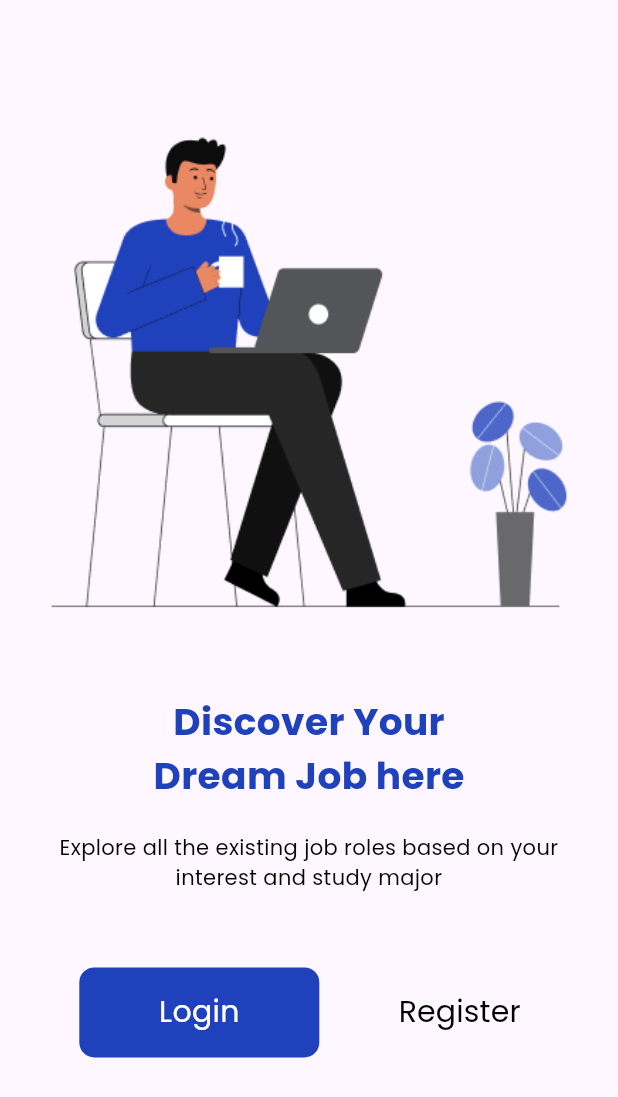
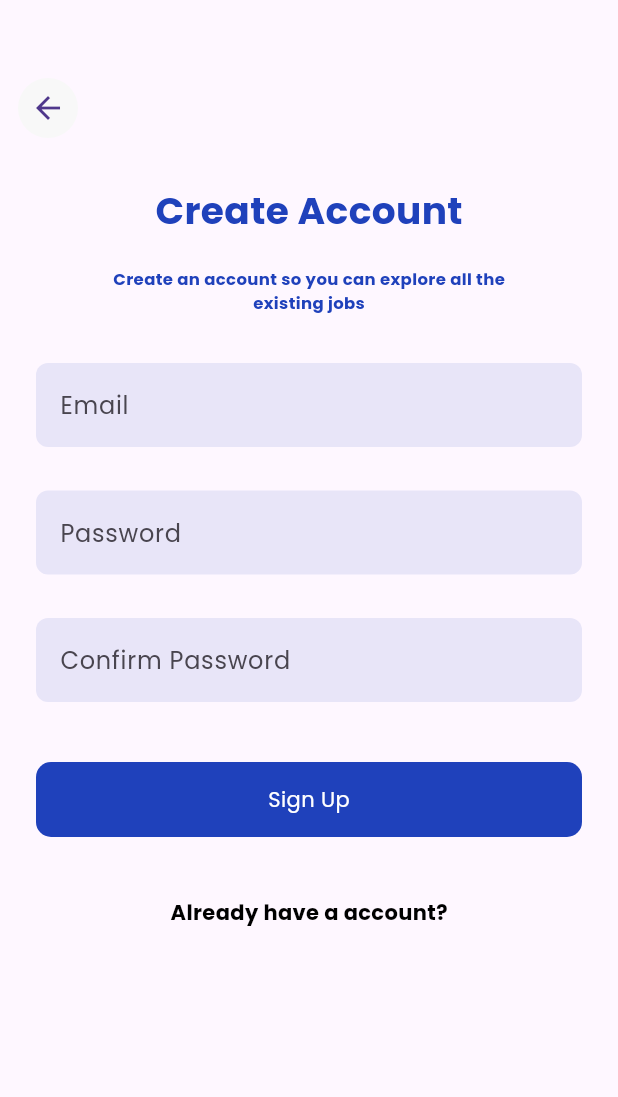
Before and after one commit to SRHridoy/E-Commerce-App-Using-Flutter-Firebase, a Flutter app: the screen it shows after launch, on a phone screen of 412 x 824 dp. Shown: the top 1097 px of the screen. Run offline on Flutter 3.47's test engine with Material 3 defaults, Android fonts, the phone set to English and light mode, and no system bars; our stand-ins replace gap.

Commit message:
Feat: new login and register screen feature added...

```diff
--- a/lib/const/all_colors.dart
+++ b/lib/const/all_colors.dart
@@ -6,4 +6,5 @@ class AllColors{
   static final whiteColor = Color(0xffffffff);
   static final blackColor = Color(0xff000000);
   static final starColor = Color(0xffFCBF0C);
+  static final transparentColor= Colors.transparent;
 }
--- a/lib/main.dart
+++ b/lib/main.dart
@@ -1,3 +1,5 @@
+import 'package:e_commerce_app/screens/login_screen.dart';
+import 'package:e_commerce_app/screens/register_screen.dart';
 import 'package:e_commerce_app/screens/splash_screen.dart';
 import 'package:e_commerce_app/screens/welcome_screen.dart';
 import 'package:flutter/material.dart';
@@ -16,7 +18,7 @@ class ECommerceApp extends StatelessWidget {
       theme: ThemeData(
         fontFamily: 'Poppins',
       ),
-      home: WelcomeScreen(),
+      home: RegisterScreen(),
     );
   }
 }
--- /dev/null
+++ b/lib/screens/register_screen.dart
@@ -0,0 +1,84 @@
+import 'package:flutter/material.dart';
+import 'package:gap/gap.dart';
+
+import '../const/all_colors.dart';
+import '../const/all_sizes.dart';
+import '../const/all_styles.dart';
+import '../widgets/custom_button.dart';
+import '../widgets/custom_textfield.dart';
+
+class RegisterScreen extends StatelessWidget {
+  const RegisterScreen({super.key});
+
+  @override
+  Widget build(BuildContext context) {
+    return Scaffold(
+      resizeToAvoidBottomInset: false,
+      body: Container(
+        width: MediaQuery.of(context).size.width,
+        padding: EdgeInsets.all(12),
+        child: Column(
+          mainAxisAlignment: MainAxisAlignment.start,
+          crossAxisAlignment: CrossAxisAlignment.start,
+          children: [
+            Gap(40),
+            CircleAvatar(
+              backgroundColor: AllColors.secondaryColor,
+              child: Icon(Icons.arrow_back),
+            ),
+            Gap(30),
+            SizedBox(
+              width: MediaQuery.of(context).size.width,
+              child: Column(
+                crossAxisAlignment: CrossAxisAlignment.center,
+                children: [
+                  Text(
+                    'Create Account',
+                    style: AllStyles.headingTextStyle,
+                  ),
+                  Gap(20),
+                  Text(
+                    'Create an account so you can explore all the',
+                    style: AllStyles.subtitleTextStyle
+                        .copyWith(color: AllColors.primaryColor,fontSize: 11),
+                  ),
+                  Text(
+                    'existing jobs',
+                    style: AllStyles.subtitleTextStyle
+                        .copyWith(color: AllColors.primaryColor,fontSize: 11),
+                  ),
+                ],
+              ),
+            ),
+            Padding(
+              padding: const EdgeInsets.all(12.0),
+              child: Column(
+                children: [
+                  Gap(20),
+                  CustomTextfield(hintText: 'Email'),
+                  Gap(29),
+                  CustomTextfield(hintText: 'Password'),
+                  Gap(29),
+                  CustomTextfield(hintText: 'Confirm Password'),
+                  Gap(40),
+                  CustomButton(
+                    title: 'Sign Up',
+                    size: AllSizes.medium,
+                    height: 50,
+                    width: MediaQuery.of(context).size.width,
+                    onTap: () {},
+                  ),
+                  Gap(40),
+                  Text(
+                    'Already have a account?',
+                    style: AllStyles.subtitleTextStyle,
+                  )
+                ],
+              ),
+            ),
+          ],
+        ),
+      ),
+    );
+  }
+}
--- /dev/null
+++ b/lib/widgets/custom_textfield.dart
@@ -0,0 +1,33 @@
+import 'package:flutter/material.dart';
+
+import '../const/all_colors.dart';
+
+class CustomTextfield extends StatelessWidget {
+  String hintText;
+  CustomTextfield({super.key, required this.hintText});
+
+  @override
+  Widget build(BuildContext context) {
+    return Container(
+      width: MediaQuery.of(context).size.width,
+      decoration: BoxDecoration(
+          color: AllColors.primaryColor.withValues(alpha: 0.1),
+          borderRadius: BorderRadius.circular(8)
+      ),
+      child: TextField(
+        decoration: InputDecoration(
+          hintText: hintText,
+          enabledBorder: OutlineInputBorder(
+            borderRadius: BorderRadius.circular(8),
+            borderSide: BorderSide(color: AllColors.transparentColor),
+          ),
+          focusedBorder: OutlineInputBorder(
+            borderRadius: BorderRadius.circular(10),
+            borderSide:
+            BorderSide(color: AllColors.primaryColor, width: 2),
+          ),
+        ),
+      ),
+    );
+  }
+}
```
Also changed, not shown: lib/screens/login_screen.dart (added, +85 -0 lines).
